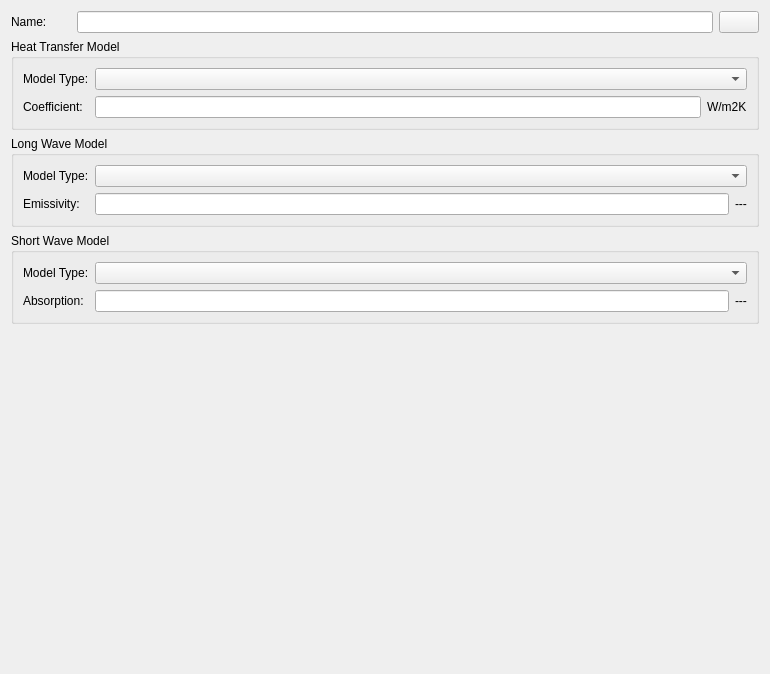
This is SIM-VICUS/src/SVDBBoundaryConditionEditWidget.ui in ghorwin/SIM-VICUS as Qt 5 draws it before an edit. The edited form follows.
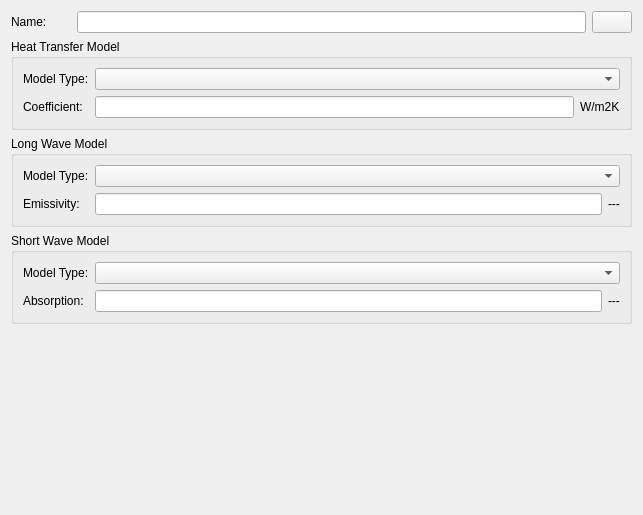
This is the edited form. Custom widgets are drawn as their Qt base class.

Commit message: Minor code review of boundary cond edit widget.

```diff
--- a/SIM-VICUS/src/SVDBBoundaryConditionEditWidget.ui
+++ b/SIM-VICUS/src/SVDBBoundaryConditionEditWidget.ui
@@ -6,8 +6,8 @@
    <rect>
     <x>0</x>
     <y>0</y>
-    <width>770</width>
-    <height>674</height>
+    <width>643</width>
+    <height>515</height>
    </rect>
   </property>
   <property name="windowTitle">
```
The commit also changes 1 other file.
